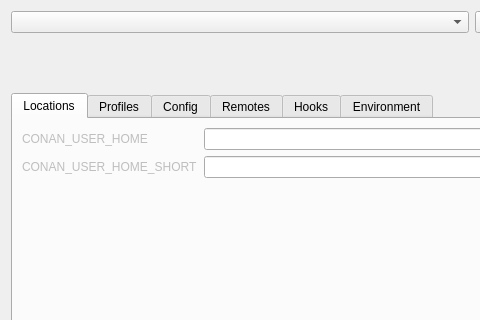
This is cruiz/resources/local_cache_manage.ui in markfinal/cruiz as Qt 5 draws it before an edit; both pictures show x 0 to 480 and y 0 to 320 of the 561 by 643 pixel window. The edited form follows.
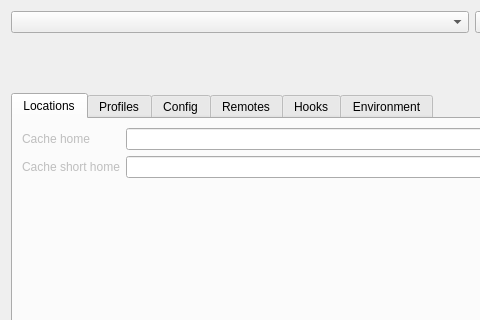
This is the edited form. Custom widgets are drawn as their Qt base class.

Commit message: Local cache: Version agnostic names for the locations of interest

Diff of the .ui file:
```diff
--- a/cruiz/resources/local_cache_manage.ui
+++ b/cruiz/resources/local_cache_manage.ui
@@ -90,7 +90,7 @@
               <bool>false</bool>
              </property>
              <property name="text">
-              <string>CONAN_USER_HOME_SHORT</string>
+              <string>Cache short home</string>
              </property>
             </widget>
            </item>
@@ -100,7 +100,7 @@
               <bool>false</bool>
              </property>
              <property name="text">
-              <string>CONAN_USER_HOME</string>
+              <string>Cache home</string>
              </property>
             </widget>
            </item>
```
